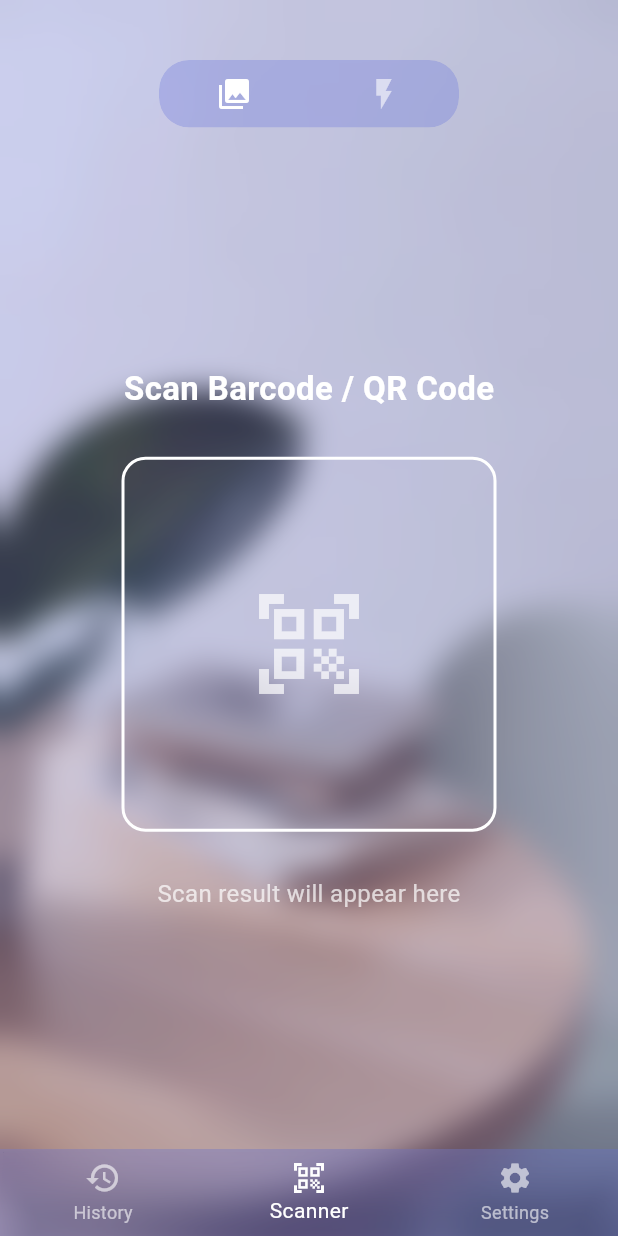
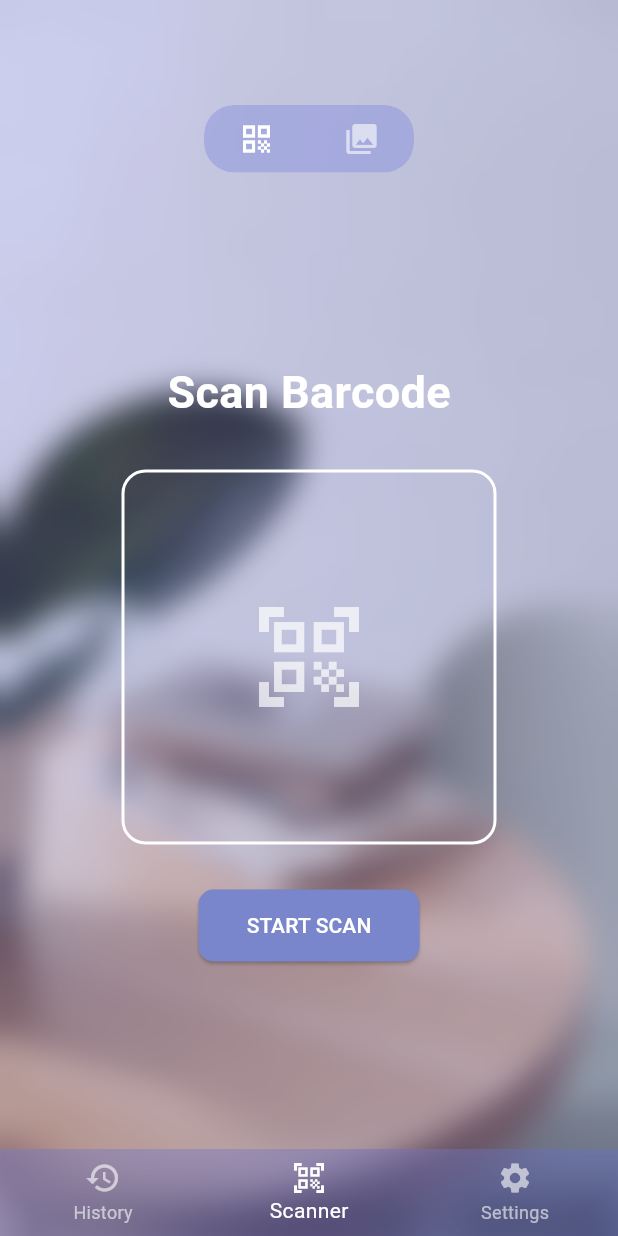
Before and after one commit to YosuaKev/Prices_RPL, a Flutter app: the screen it shows after launch, on a phone screen of 412 x 824 dp. Run offline on Flutter 3.47's test engine with Material 3 defaults, Android fonts, the phone set to English and light mode, and no system bars; our stand-ins replace audioplayers, image_picker, share_plus, shared_preferences, vibration; missing offline and left inert: flutter_barcode_scanner_plus, google_ml_kit.

Commit message:
Perbaikan UI

```diff
--- a/lib/first.dart
+++ b/lib/first.dart
@@ -14,15 +14,12 @@ class _FirstState extends State<First> {
   @override
   void initState() {
     super.initState();
-    WidgetsBinding.instance.addPostFrameCallback((_) {
-      scanCode();
-    });
   }
 
   Future<void> scanCode() async {
     try {
       String result = await FlutterBarcodeScanner.scanBarcode(
-          '#FF6666', 'Cancel', true, ScanMode.BARCODE);
+        '#FF6666', 'Cancel', true, ScanMode.BARCODE);
 
       if (!mounted) return;
 
@@ -41,9 +38,7 @@ class _FirstState extends State<First> {
     return Scaffold(
       backgroundColor: Colors.transparent,
       body: Container(
-        decoration: const BoxDecoration(
-
-        ),
+        decoration: const BoxDecoration(),
         child: SafeArea(
           child: Center(
             child: SingleChildScrollView(
@@ -52,16 +47,15 @@ class _FirstState extends State<First> {
                 mainAxisAlignment: MainAxisAlignment.center,
                 children: [
                   const Text(
-                    "Scan Barcode / QR Code",
+                    "Scan Barcode",
                     style: TextStyle(
-                      fontSize: 22,
+                      fontSize: 30,
                       color: Colors.white,
                       fontWeight: FontWeight.bold,
                     ),
                   ),
                   const SizedBox(height: 30),
 
-                  // Scan Box Placeholder
                   Container(
                     width: 250,
                     height: 250,
@@ -76,13 +70,19 @@ class _FirstState extends State<First> {
                   ),
                   const SizedBox(height: 30),
 
-                  // Tombol scan dihapus jadi tidak ada
-
-                  // Display scan result
-                  Text(
-                    scanResult.isEmpty ? 'Scan result will appear here' : scanResult,
-                    style: const TextStyle(color: Colors.white70, fontSize: 16),
-                    textAlign: TextAlign.center,
+                  ElevatedButton(
+                    style: ElevatedButton.styleFrom(
+                      backgroundColor: Colors.indigo[300],
+                      padding: const EdgeInsets.symmetric(horizontal: 32, vertical: 14),
+                      shape: RoundedRectangleBorder(
+                        borderRadius: BorderRadius.circular(10),
+                      ),
+                    ),
+                    onPressed: scanCode,
+                    child: const Text(
+                      'START SCAN',
+                      style: TextStyle(color: Colors.white),
+                    ),
                   ),
                 ],
               ),
--- a/lib/history.dart
+++ b/lib/history.dart
@@ -31,14 +31,12 @@ class _HistoryPageState extends State<HistoryPage> {
     }
   }
 
-  // ✅ Simpan history ke SharedPreferences
   Future<void> _saveHistory() async {
     SharedPreferences prefs = await SharedPreferences.getInstance();
     String encoded = jsonEncode(history);
     await prefs.setString('history', encoded);
   }
 
-  // ✅ Tambahkan data baru ke history
   Future<void> _addToHistory(String url) async {
     final now = DateTime.now();
     final timestamp = "${now.year}-${now.month.toString().padLeft(2, '0')}-${now.day.toString().padLeft(2, '0')} "
--- a/lib/main.dart
+++ b/lib/main.dart
@@ -1,4 +1,6 @@
 import 'package:flutter/material.dart';
+import 'package:image_picker/image_picker.dart';
+import 'package:google_ml_kit/google_ml_kit.dart';
 import 'dart:ui';
 import 'first.dart';
 import 'settings.dart';
@@ -113,22 +115,38 @@ class Home extends StatefulWidget {
 }
 
 class _HomeState extends State<Home> with SingleTickerProviderStateMixin {
+
   late TabController _tabController;
 
   bool _isHoveringTab0 = false;
-  bool _isHoveringFlash = false;
+  bool _isHoveringTab1 = false;
 
-  bool _isFlashOn = false;
 
-  void _toggleFlash() async {
-    try {
-      setState(() {
-        _isFlashOn = !_isFlashOn;
-      });
-    } catch (e) {
-      print("Torch error: $e");
+  Future<void> _pickImageAndScanBarcode() async {
+  final pickedFile = await ImagePicker().pickImage(source: ImageSource.gallery);
+
+  if (pickedFile != null) {
+    final inputImage = InputImage.fromFilePath(pickedFile.path);
+    final barcodeScanner = GoogleMlKit.vision.barcodeScanner();
+
+    final List<Barcode> barcodes = await barcodeScanner.processImage(inputImage);
+
+    for (Barcode barcode in barcodes) {
+      final String value = barcode.rawValue ?? '';
+      print('Barcode value: $value');
+      // Kamu bisa tampilkan hasil ini ke UI
+      showDialog(
+        context: context,
+        builder: (_) => AlertDialog(
+          title: Text("Barcode Detected"),
+          content: Text(value),
+        ),
+      );
     }
+
+    await barcodeScanner.close();
   }
+}
 
   @override
   void initState() {
@@ -146,14 +164,14 @@ class _HomeState extends State<Home> with SingleTickerProviderStateMixin {
   Widget build(BuildContext context) {
     return Column(
       children: [
-        SizedBox(height: 40),
+        SizedBox(height: 70),
         Padding(
-          padding: const EdgeInsets.symmetric(horizontal: 50.0),
+          padding: const EdgeInsets.symmetric(horizontal: 50.0,),
           child: ClipRRect(
             borderRadius: BorderRadius.circular(20),
             child: Container(
               height: 45,
-              width: 200,
+              width: 140,
               decoration: BoxDecoration(
                 color: const Color(0x556D79DD),
                 borderRadius: BorderRadius.circular(20),
@@ -178,7 +196,7 @@ class _HomeState extends State<Home> with SingleTickerProviderStateMixin {
                               borderRadius: BorderRadius.circular(12),
                             ),
                             child: Icon(
-                              Icons.collections,
+                              Icons.qr_code,
                               color: _tabController.index == 0 ? Colors.white : Colors.white60,
                             ),
                           ),
@@ -189,20 +207,20 @@ class _HomeState extends State<Home> with SingleTickerProviderStateMixin {
                   Expanded(
                     child: Center(
                       child: MouseRegion(
-                        onEnter: (_) => setState(() => _isHoveringFlash = true),
-                        onExit: (_) => setState(() => _isHoveringFlash = false),
+                        onEnter: (_) => setState(() => _isHoveringTab1 = true),
+                        onExit: (_) => setState(() => _isHoveringTab1 = false),
                         child: GestureDetector(
-                          onTap: _toggleFlash,
+                          onTap: _pickImageAndScanBarcode,
                           child: Container(
                             width: 40,
                             height: 40,
                             decoration: BoxDecoration(
-                              color: _isHoveringFlash ? Colors.white24 : Colors.transparent,
+                              color: _isHoveringTab1 ? Colors.white24 : Colors.transparent,
                               borderRadius: BorderRadius.circular(12),
                             ),
                             child: Icon(
-                              Icons.flash_on,
-                              color: _isHoveringFlash ? Colors.white : Colors.white60,
+                              Icons.photo_library,
+                              color: _isHoveringTab1 ? Colors.white : Colors.white60,
                             ),
                           ),
                         ),
```
Also changed, not shown: pubspec.yaml (+7 -1 lines), pubspec.lock, 3 other files.
